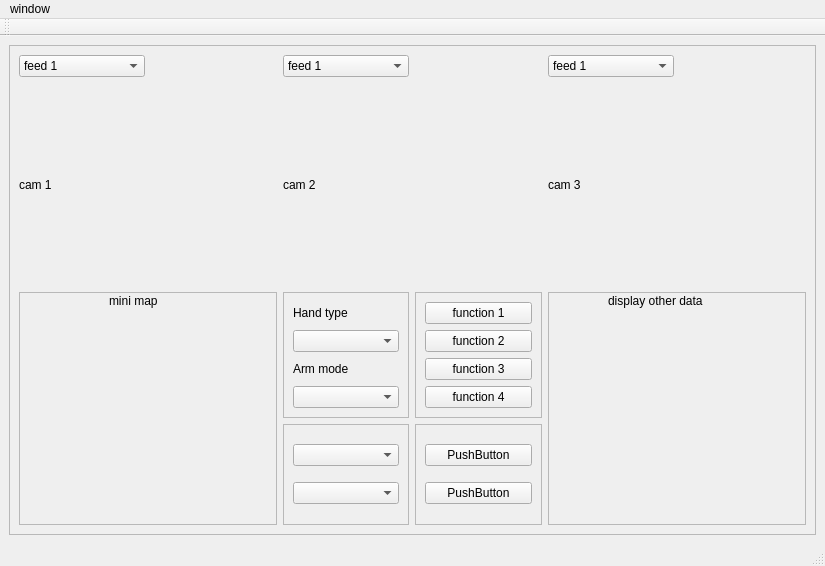
Qt form catkin_ws/src/hci/ui_files/MainWindow_V2.ui (mcgill-robotics-archive/rover-2015) before a commit.
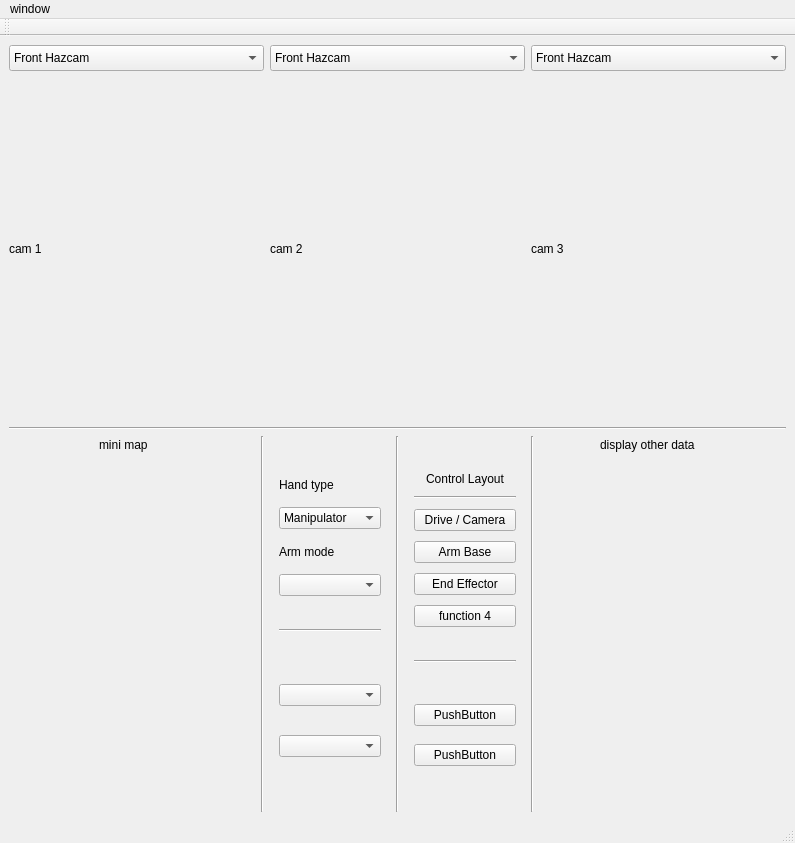
The same form after that commit.

Commit message: changed some ui elements and added widget for controller feedback

Patch:
```diff
--- a/catkin_ws/src/hci/ui_files/MainWindow_V2.ui
+++ b/catkin_ws/src/hci/ui_files/MainWindow_V2.ui
@@ -6,87 +6,45 @@
    <rect>
     <x>0</x>
     <y>0</y>
-    <width>825</width>
-    <height>566</height>
+    <width>795</width>
+    <height>843</height>
    </rect>
   </property>
   <property name="windowTitle">
    <string>MainWindow</string>
   </property>
   <widget class="QWidget" name="centralwidget">
-   <layout class="QGridLayout" name="gridLayout">
-    <item row="0" column="0">
-     <widget class="QFrame" name="frame_6">
-      <property name="frameShape">
-       <enum>QFrame::StyledPanel</enum>
-      </property>
-      <property name="frameShadow">
-       <enum>QFrame::Raised</enum>
-      </property>
-      <layout class="QGridLayout" name="gridLayout_2">
-       <item row="4" column="3">
-        <widget class="QFrame" name="functionBox">
-         <property name="frameShape">
-          <enum>QFrame::StyledPanel</enum>
-         </property>
-         <property name="frameShadow">
-          <enum>QFrame::Raised</enum>
-         </property>
-         <layout class="QVBoxLayout" name="verticalLayout_2">
+   <layout class="QVBoxLayout" name="verticalLayout_10">
           <item>
-           <widget class="QPushButton" name="function1">
-            <property name="text">
-             <string>function 1</string>
-            </property>
-           </widget>
-          </item>
+     <layout class="QHBoxLayout" name="horizontalLayout">
+      <item>
+       <layout class="QVBoxLayout" name="verticalLayout_5">
+        <item>
+         <widget class="QComboBox" name="Camera1Feed">
+          <property name="maximumSize">
+           <size>
+            <width>16777215</width>
+            <height>26</height>
+           </size>
+          </property>
           <item>
-           <widget class="QPushButton" name="function2">
             <property name="text">
-             <string>function 2</string>
-            </property>
-           </widget>
+            <string>Front Hazcam</string>
+           </property>
           </item>
           <item>
-           <widget class="QPushButton" name="function3">
             <property name="text">
-             <string>function 3</string>
-            </property>
-           </widget>
+            <string>Left Hazcam</string>
+           </property>
           </item>
           <item>
-           <widget class="QPushButton" name="function4">
             <property name="text">
-             <string>function 4</string>
-            </property>
-           </widget>
+            <string>Right Hazcam</string>
+           </property>
           </item>
-         </layout>
-        </widget>
-       </item>
-       <item row="5" column="2">
-        <widget class="QFrame" name="frame_8">
-         <property name="frameShape">
-          <enum>QFrame::StyledPanel</enum>
-         </property>
-         <property name="frameShadow">
-          <enum>QFrame::Raised</enum>
-         </property>
-         <layout class="QVBoxLayout" name="verticalLayout_3">
           <item>
-           <widget class="QComboBox" name="comboBox_5"/>
-          </item>
-          <item>
-           <widget class="QComboBox" name="comboBox_7"/>
-          </item>
-         </layout>
-        </widget>
-       </item>
-       <item row="0" column="2">
-        <widget class="QComboBox" name="Camera2Feed">
-         <item>
           <property name="text">
-           <string>feed 1</string>
+            <string>Back Hazcam</string>
           </property>
          </item>
          <item>
@@ -101,52 +59,197 @@
          </item>
         </widget>
        </item>
-       <item row="2" column="0" rowspan="2" colspan="2">
+        <item>
         <widget class="QLabel" name="camera1">
          <property name="text">
           <string>cam 1</string>
          </property>
         </widget>
        </item>
-       <item row="4" column="4" rowspan="2" colspan="2">
-        <widget class="QFrame" name="OtherData">
-         <property name="frameShape">
-          <enum>QFrame::StyledPanel</enum>
-         </property>
-         <property name="frameShadow">
-          <enum>QFrame::Raised</enum>
-         </property>
-         <widget class="QLabel" name="OtherDataLabel">
-          <property name="geometry">
-           <rect>
-            <x>60</x>
-            <y>0</y>
-            <width>123</width>
-            <height>17</height>
-           </rect>
-          </property>
+       </layout>
+      </item>
+      <item>
+       <layout class="QVBoxLayout" name="verticalLayout_6">
+        <item>
+         <widget class="QComboBox" name="Camera2Feed">
+          <property name="maximumSize">
+           <size>
+            <width>16777215</width>
+            <height>26</height>
+           </size>
+          </property>
+          <item>
+           <property name="text">
+            <string>Front Hazcam</string>
+           </property>
+          </item>
+          <item>
+           <property name="text">
+            <string>Left Hazcam</string>
+           </property>
+          </item>
+          <item>
           <property name="text">
-           <string>display other data</string>
-          </property>
+            <string>Right Hazcam</string>
+           </property>
+          </item>
+          <item>
+           <property name="text">
+            <string>Back Hazcam</string>
+           </property>
+          </item>
+          <item>
+           <property name="text">
+            <string>Arm</string>
+           </property>
+          </item>
+          <item>
+           <property name="text">
+            <string>Pan/Tilt</string>
+           </property>
+          </item>
          </widget>
-        </widget>
-       </item>
-       <item row="2" column="2" rowspan="2" colspan="2">
+        </item>
+        <item>
         <widget class="QLabel" name="camera2">
          <property name="text">
           <string>cam 2</string>
          </property>
         </widget>
        </item>
-       <item row="4" column="2">
+       </layout>
+      </item>
+      <item>
+       <layout class="QVBoxLayout" name="verticalLayout_7">
+        <item>
+         <widget class="QComboBox" name="Camera3Feed">
+          <property name="maximumSize">
+           <size>
+            <width>16777215</width>
+            <height>26</height>
+           </size>
+          </property>
+          <item>
+           <property name="text">
+            <string>Front Hazcam</string>
+           </property>
+          </item>
+          <item>
+           <property name="text">
+            <string>Left Hazcam</string>
+           </property>
+          </item>
+          <item>
+           <property name="text">
+            <string>Right Hazcam</string>
+           </property>
+          </item>
+          <item>
+           <property name="text">
+            <string>Back Hazcam</string>
+           </property>
+          </item>
+          <item>
+           <property name="text">
+            <string>Arm</string>
+           </property>
+          </item>
+          <item>
+           <property name="text">
+            <string>Pan/Tilt</string>
+           </property>
+          </item>
+         </widget>
+        </item>
+        <item>
+         <widget class="QLabel" name="camera3">
+          <property name="text">
+           <string>cam 3</string>
+          </property>
+         </widget>
+        </item>
+       </layout>
+      </item>
+     </layout>
+    </item>
+    <item>
+     <widget class="Line" name="line_7">
+      <property name="orientation">
+       <enum>Qt::Horizontal</enum>
+      </property>
+     </widget>
+    </item>
+    <item>
+     <layout class="QHBoxLayout" name="horizontalLayout_2">
+      <item>
+       <widget class="QFrame" name="Minimap">
+        <property name="frameShape">
+         <enum>QFrame::NoFrame</enum>
+        </property>
+        <property name="frameShadow">
+         <enum>QFrame::Raised</enum>
+        </property>
+        <widget class="QLabel" name="MinimapLabel">
+         <property name="geometry">
+          <rect>
+           <x>90</x>
+           <y>0</y>
+           <width>63</width>
+           <height>17</height>
+          </rect>
+         </property>
+         <property name="text">
+          <string>mini map</string>
+         </property>
+        </widget>
+       </widget>
+      </item>
+      <item>
+       <widget class="Line" name="line_5">
+        <property name="orientation">
+         <enum>Qt::Vertical</enum>
+        </property>
+       </widget>
+      </item>
+      <item>
+       <widget class="QFrame" name="selectorFrame">
+        <property name="maximumSize">
+         <size>
+          <width>120</width>
+          <height>16777215</height>
+         </size>
+        </property>
+        <layout class="QVBoxLayout" name="verticalLayout_8">
+         <item>
         <widget class="QFrame" name="HandTypeBox">
+           <property name="maximumSize">
+            <size>
+             <width>16777215</width>
+             <height>124</height>
+            </size>
+           </property>
          <property name="frameShape">
-          <enum>QFrame::StyledPanel</enum>
+            <enum>QFrame::NoFrame</enum>
          </property>
          <property name="frameShadow">
-          <enum>QFrame::Raised</enum>
+            <enum>QFrame::Plain</enum>
          </property>
          <layout class="QVBoxLayout" name="verticalLayout">
+            <property name="spacing">
+             <number>10</number>
+            </property>
+            <property name="leftMargin">
+             <number>0</number>
+            </property>
+            <property name="topMargin">
+             <number>0</number>
+            </property>
+            <property name="rightMargin">
+             <number>0</number>
+            </property>
+            <property name="bottomMargin">
+             <number>0</number>
+            </property>
           <item>
            <widget class="QLabel" name="label">
             <property name="text">
@@ -155,7 +258,18 @@
            </widget>
           </item>
           <item>
-           <widget class="QComboBox" name="HandTypeChoice"/>
+             <widget class="QComboBox" name="HandTypeChoice">
+              <item>
+               <property name="text">
+                <string>Manipulator</string>
+               </property>
+              </item>
+              <item>
+               <property name="text">
+                <string>Sampling</string>
+               </property>
+              </item>
+             </widget>
           </item>
           <item>
            <widget class="QLabel" name="label_2">
@@ -168,63 +282,188 @@
            <widget class="QComboBox" name="ArmModeChoice"/>
           </item>
          </layout>
-         <zorder>HandTypeChoice</zorder>
-         <zorder>label_2</zorder>
-         <zorder>label</zorder>
-         <zorder>ArmModeChoice</zorder>
-        </widget>
-       </item>
-       <item row="4" column="0" rowspan="2" colspan="2">
-        <widget class="QFrame" name="Minimap">
+          </widget>
+         </item>
+         <item>
+          <widget class="Line" name="line_2">
+           <property name="orientation">
+            <enum>Qt::Horizontal</enum>
+           </property>
+          </widget>
+         </item>
+         <item>
+          <widget class="QFrame" name="frame_8">
+           <property name="maximumSize">
+            <size>
+             <width>16777215</width>
+             <height>111</height>
+            </size>
+           </property>
          <property name="frameShape">
-          <enum>QFrame::StyledPanel</enum>
+            <enum>QFrame::NoFrame</enum>
          </property>
          <property name="frameShadow">
-          <enum>QFrame::Raised</enum>
-         </property>
-         <widget class="QLabel" name="MinimapLabel">
-          <property name="geometry">
-           <rect>
-            <x>90</x>
-            <y>0</y>
-            <width>63</width>
-            <height>17</height>
-           </rect>
-          </property>
+            <enum>QFrame::Plain</enum>
+           </property>
+           <layout class="QVBoxLayout" name="verticalLayout_3">
+            <property name="spacing">
+             <number>10</number>
+            </property>
+            <property name="leftMargin">
+             <number>0</number>
+            </property>
+            <property name="topMargin">
+             <number>0</number>
+            </property>
+            <property name="rightMargin">
+             <number>0</number>
+            </property>
+            <property name="bottomMargin">
+             <number>0</number>
+            </property>
+            <item>
+             <widget class="QComboBox" name="comboBox_5"/>
+            </item>
+            <item>
+             <widget class="QComboBox" name="comboBox_7"/>
+            </item>
+           </layout>
+          </widget>
+         </item>
+        </layout>
+       </widget>
+      </item>
+      <item>
+       <widget class="Line" name="line_4">
+        <property name="orientation">
+         <enum>Qt::Vertical</enum>
+        </property>
+       </widget>
+      </item>
+      <item>
+       <widget class="QFrame" name="buttonFrame">
+        <property name="maximumSize">
+         <size>
+          <width>120</width>
+          <height>16777215</height>
+         </size>
+        </property>
+        <layout class="QVBoxLayout" name="verticalLayout_9">
+         <item>
+          <widget class="QFrame" name="functionBox">
+           <property name="maximumSize">
+            <size>
+             <width>16777215</width>
+             <height>155</height>
+            </size>
+           </property>
+           <property name="frameShape">
+            <enum>QFrame::NoFrame</enum>
+           </property>
+           <property name="frameShadow">
+            <enum>QFrame::Plain</enum>
+           </property>
+           <layout class="QVBoxLayout" name="verticalLayout_2">
+            <property name="spacing">
+             <number>10</number>
+            </property>
+            <property name="leftMargin">
+             <number>0</number>
+            </property>
+            <property name="topMargin">
+             <number>0</number>
+            </property>
+            <property name="rightMargin">
+             <number>0</number>
+            </property>
+            <property name="bottomMargin">
+             <number>0</number>
+            </property>
+            <item>
+             <widget class="QLabel" name="label_3">
           <property name="text">
-           <string>mini map</string>
-          </property>
-         </widget>
-        </widget>
-       </item>
-       <item row="0" column="0">
-        <widget class="QComboBox" name="Camera1Feed">
+               <string>Control Layout</string>
+              </property>
+              <property name="alignment">
+               <set>Qt::AlignCenter</set>
+              </property>
+             </widget>
+            </item>
+            <item>
+             <widget class="Line" name="line">
+              <property name="orientation">
+               <enum>Qt::Horizontal</enum>
+              </property>
+             </widget>
+            </item>
          <item>
+             <widget class="QPushButton" name="DriveMode">
           <property name="text">
-           <string>feed 1</string>
-          </property>
+               <string>Drive / Camera</string>
+              </property>
+             </widget>
          </item>
          <item>
+             <widget class="QPushButton" name="ArmBaseMode">
           <property name="text">
-           <string>feed 2</string>
-          </property>
+               <string>Arm Base</string>
+              </property>
+             </widget>
          </item>
          <item>
+             <widget class="QPushButton" name="EndEffectorMode">
           <property name="text">
-           <string>feed n</string>
-          </property>
-         </item>
-        </widget>
-       </item>
-       <item row="5" column="3">
+               <string>End Effector</string>
+              </property>
+             </widget>
+            </item>
+            <item>
+             <widget class="QPushButton" name="function4">
+              <property name="text">
+               <string>function 4</string>
+              </property>
+             </widget>
+            </item>
+           </layout>
+          </widget>
+         </item>
+         <item>
+          <widget class="Line" name="line_3">
+           <property name="orientation">
+            <enum>Qt::Horizontal</enum>
+           </property>
+          </widget>
+         </item>
+         <item>
         <widget class="QFrame" name="frame_9">
+           <property name="maximumSize">
+            <size>
+             <width>16777215</width>
+             <height>80</height>
+            </size>
+           </property>
          <property name="frameShape">
-          <enum>QFrame::StyledPanel</enum>
+            <enum>QFrame::NoFrame</enum>
          </property>
          <property name="frameShadow">
-          <enum>QFrame::Raised</enum>
+            <enum>QFrame::Plain</enum>
          </property>
          <layout class="QVBoxLayout" name="verticalLayout_4">
+            <property name="spacing">
+             <number>10</number>
+            </property>
+            <property name="leftMargin">
+             <number>0</number>
+            </property>
+            <property name="topMargin">
+             <number>0</number>
+            </property>
+            <property name="rightMargin">
+             <number>0</number>
+            </property>
+            <property name="bottomMargin">
+             <number>0</number>
+            </property>
           <item>
            <widget class="QPushButton" name="pushButton_5">
             <property name="text">
@@ -242,34 +481,50 @@
          </layout>
         </widget>
        </item>
-       <item row="0" column="4">
-        <widget class="QComboBox" name="Camera3Feed">
-         <item>
-          <property name="text">
-           <string>feed 1</string>
-          </property>
+        </layout>
+       </widget>
          </item>
          <item>
-          <property name="text">
-           <string>feed 2</string>
-          </property>
+       <widget class="Line" name="line_6">
+        <property name="orientation">
+         <enum>Qt::Vertical</enum>
+        </property>
+       </widget>
          </item>
          <item>
+       <widget class="QFrame" name="OtherData">
+        <property name="frameShape">
+         <enum>QFrame::NoFrame</enum>
+        </property>
+        <property name="frameShadow">
+         <enum>QFrame::Raised</enum>
+        </property>
+        <widget class="QLabel" name="OtherDataLabel">
+         <property name="geometry">
+          <rect>
+           <x>60</x>
+           <y>0</y>
+           <width>123</width>
+           <height>17</height>
+          </rect>
+         </property>
           <property name="text">
-           <string>feed n</string>
-          </property>
-         </item>
+          <string>display other data</string>
+         </property>
         </widget>
-       </item>
-       <item row="2" column="4" rowspan="2" colspan="2">
-        <widget class="QLabel" name="camera3">
-         <property name="text">
-          <string>cam 3</string>
+        <widget class="QWidget" name="ControllerFeedBackWidget" native="true">
+         <property name="geometry">
+          <rect>
+           <x>0</x>
+           <y>280</y>
+           <width>120</width>
+           <height>80</height>
+          </rect>
          </property>
         </widget>
-       </item>
-      </layout>
-     </widget>
+       </widget>
+      </item>
+     </layout>
     </item>
    </layout>
   </widget>
@@ -278,8 +533,8 @@
     <rect>
      <x>0</x>
      <y>0</y>
-     <width>825</width>
-     <height>25</height>
+     <width>795</width>
+     <height>22</height>
     </rect>
    </property>
    <widget class="QMenu" name="menuWindow">
```
Left out of the diff: 4 changed lines with no effect on the pictures. Lines whose indentation alone changed are shown as unchanged. The commit also changes 1 other file.
